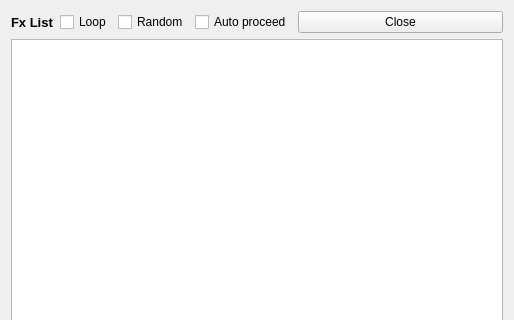
This is StageRunner/gui/fxlistwidget.ui in Pit1966/StageRunner as Qt 5 draws it before an edit; both pictures show x 0 to 514 and y 0 to 320 of the 514 by 641 pixel window. The edited form follows.
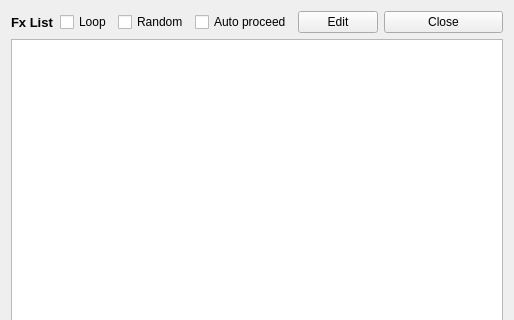
This is the edited form. Custom widgets are drawn as their Qt base class.

Commit message: Version 5.2 Some improments in GUI: Edit button in FxListWidget New Executer -> SceneExecuter

Patch:
```diff
--- a/StageRunner/gui/fxlistwidget.ui
+++ b/StageRunner/gui/fxlistwidget.ui
@@ -60,6 +60,16 @@
        </property>
       </widget>
      </item>
+     <item>
+      <widget class="QPushButton" name="editButton">
+       <property name="text">
+        <string>Edit</string>
+       </property>
+       <property name="checkable">
+        <bool>true</bool>
+       </property>
+      </widget>
+     </item>
      <item>
       <widget class="QPushButton" name="closeButton">
        <property name="sizePolicy">
```
Left out of the diff: 19 changed lines with no effect on the pictures. The commit also changes 26 other files.
